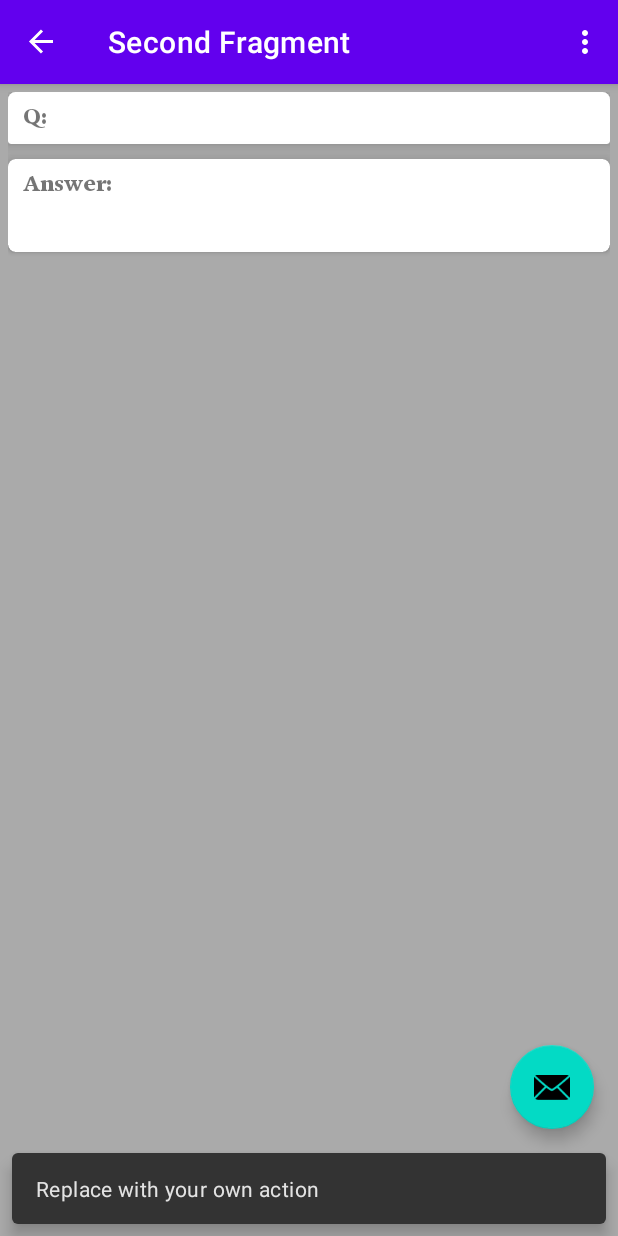
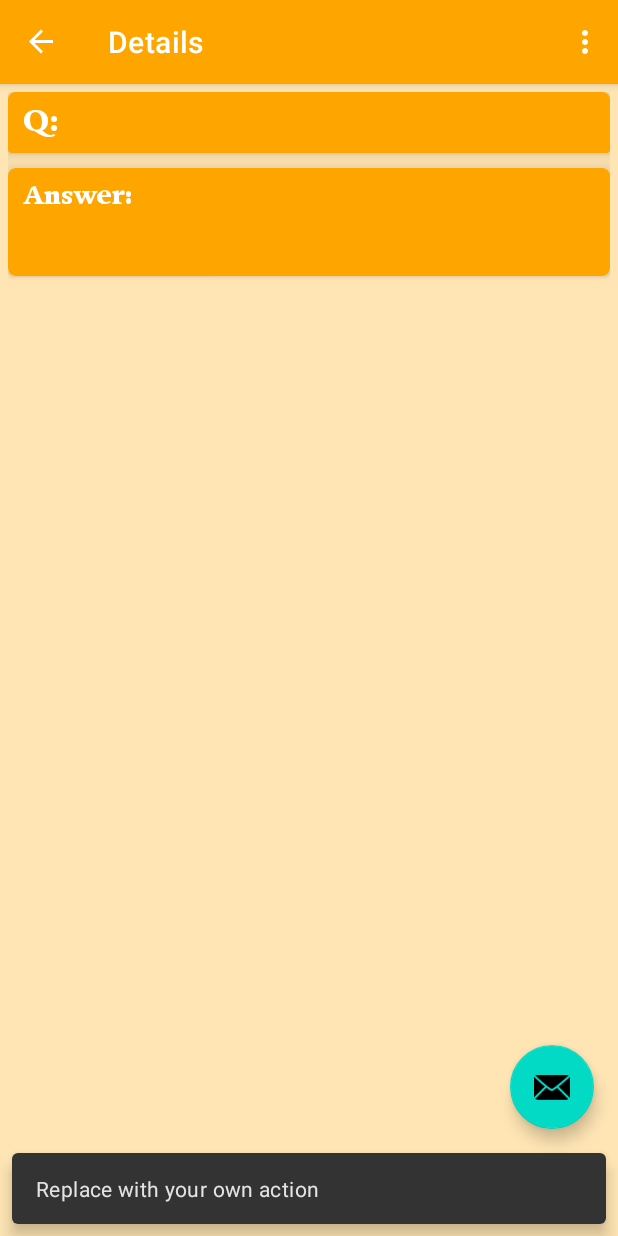
Before and after one commit to brahmy/InterviewExchange, an Android app: the SecondFragment screen opened through its navigation route, after a tap on an icon or button, on a phone screen of 412 x 824 dp. Run offline under Robolectric (Android 15) with nearby library versions, the light colour scheme and no system bars; our stand-ins replace AdMob, Firebase (no records; nobody signed in at launch, a user with empty details on screens opened directly), navigation-ui.

Commit message:
Interview Exchange changes

```diff
--- a/app/src/main/AndroidManifest.xml
+++ b/app/src/main/AndroidManifest.xml
@@ -13,7 +13,7 @@
         <activity
             android:name=".SplashScreenActivity"
             android:label="@string/app_name"
-            android:theme="@style/Theme.Design.NoActionBar">
+            android:theme="@style/Theme.InterviewExchange">
             <intent-filter>
                 <action android:name="android.intent.action.MAIN" />
 
--- a/app/src/main/java/com/asab/interviewexchange/ChooseLanguageFragment.kt
+++ b/app/src/main/java/com/asab/interviewexchange/ChooseLanguageFragment.kt
@@ -38,7 +38,6 @@ class ChooseLanguageFragment : Fragment() {
 
     override fun onViewCreated(view: View, savedInstanceState: Bundle?) {
         super.onViewCreated(view, savedInstanceState)
-        System.out.println("helloString:start")
         getLanguages()
         onClickViews()
     }
--- a/app/src/main/res/drawable/border_layout.xml
+++ b/app/src/main/res/drawable/border_layout.xml
@@ -2,7 +2,7 @@
 <selector xmlns:android="http://schemas.android.com/apk/res/android">
     <item>
         <shape>
-            <solid android:color="@android:color/transparent">
+            <solid android:color="@color/orange">
             </solid>
             <corners android:radius="3dp" />
             <padding android:bottom="1dp" android:left="1dp" android:right="1dp" android:top="1dp" />
--- a/app/src/main/res/layout/adapter_choose_language.xml
+++ b/app/src/main/res/layout/adapter_choose_language.xml
@@ -3,13 +3,14 @@
     xmlns:android="http://schemas.android.com/apk/res/android"
     xmlns:app="http://schemas.android.com/apk/res-auto"
     android:layout_width="wrap_content"
-    android:padding="5dp"
+    android:padding="10dp"
     android:layout_height="wrap_content">
 
     <RelativeLayout
         android:layout_width="wrap_content"
         android:layout_height="wrap_content"
         android:layout_margin="10dp"
+        android:padding="5dp"
         android:background="@drawable/border_layout"
         android:orientation="horizontal"
         app:layout_constraintEnd_toEndOf="parent"
@@ -24,7 +25,8 @@
             android:layout_alignLeft="@+id/imageView_language"
             android:layout_marginLeft="10dp"
             android:textSize="18sp"
-            android:textColor="@color/black"/>
+            android:fontFamily="@font/poyntertext_bold"
+            android:textColor="@color/white"/>
 
 
         <ImageView
--- a/app/src/main/res/layout/fragment_choose_languge.xml
+++ b/app/src/main/res/layout/fragment_choose_languge.xml
@@ -6,7 +6,7 @@
     android:layout_height="match_parent"
     xmlns:app="http://schemas.android.com/apk/res-auto"
     tools:context=".ChooseLanguageFragment"
-    android:background="@android:color/white">
+    android:background="@color/peach">
     <GridView
         android:id="@+id/gridView_choose_language"
         android:layout_width="match_parent"
--- a/app/src/main/res/layout/fragment_first.xml
+++ b/app/src/main/res/layout/fragment_first.xml
@@ -6,7 +6,7 @@
     android:layout_height="match_parent"
     xmlns:ads="http://schemas.android.com/apk/res-auto"
     tools:context=".FirstFragment"
-    android:background="@android:color/darker_gray">
+    android:background="@color/peach">
     <RelativeLayout
         android:layout_width="match_parent"
         android:layout_height="match_parent">
--- a/app/src/main/res/layout/fragment_second.xml
+++ b/app/src/main/res/layout/fragment_second.xml
@@ -7,7 +7,7 @@
     android:layout_height="match_parent"
     android:padding="5dp"
     tools:context=".SecondFragment"
-    android:background="@android:color/darker_gray">
+    android:background="@color/peach">
     <androidx.cardview.widget.CardView
         android:layout_width="match_parent"
         android:layout_height="wrap_content"
@@ -18,11 +18,12 @@
         <LinearLayout
             android:layout_width="match_parent"
             android:layout_height="wrap_content"
-            android:background="@android:color/darker_gray"
+            android:background="@color/peach"
             android:orientation="vertical">
     <androidx.cardview.widget.CardView
         android:layout_width="match_parent"
         android:layout_height="wrap_content"
+        app:cardBackgroundColor="@color/orange"
         app:cardElevation="5dp">
         <RelativeLayout
             android:layout_width="match_parent"
@@ -32,6 +33,8 @@
                 android:id="@+id/textview_question_sn0"
                 android:layout_width="wrap_content"
                 android:layout_height="wrap_content"
+                android:textSize="20sp"
+                android:textColor="@color/white"
                 android:fontFamily="@font/poyntertext_bold"
                 android:text="Q:" />
             <TextView
@@ -39,7 +42,8 @@
                 android:layout_width="wrap_content"
                 android:layout_marginStart="5dp"
                 android:maxLines="2"
-                android:textColor="@color/black"
+                android:textSize="20sp"
+                android:textColor="@color/white"
                 android:layout_toEndOf="@+id/textview_question_sn0"
                 android:fontFamily="@font/poyntertext_bold"
                 android:layout_height="wrap_content"
@@ -53,7 +57,12 @@
             android:layout_height="wrap_content"
             app:cardElevation="10dp"
             android:layout_marginTop="10dp"
+            app:cardBackgroundColor="@color/orange"
             app:cardCornerRadius="5dp">
+            <ScrollView
+                android:layout_width="match_parent"
+                android:layout_height="wrap_content">
+
             <LinearLayout
                 android:layout_width="match_parent"
                 android:layout_height="wrap_content"
@@ -63,18 +72,26 @@
                     android:id="@+id/textview_answer_title"
                     android:layout_width="wrap_content"
                     android:layout_height="wrap_content"
+                    android:textSize="17sp"
+                    android:textColor="@color/white"
+                    android:justificationMode="inter_word"
+                    android:lineSpacingExtra="5.0dp"
                     android:fontFamily="@font/poyntertext_bold"
                     android:text="Answer:" />
                 <TextView
                     android:id="@+id/textview_answer"
-                    android:layout_width="wrap_content"
+                    android:layout_width="match_parent"
                     android:layout_marginTop="10dp"
-                    android:textColor="@color/black"
-                    android:fontFamily="@font/poyntertext_romanfour"
+                    android:textSize="17sp"
+                    android:textColor="@color/white"
+                    android:justificationMode="inter_word"
+                    android:lineSpacingExtra="5.0dp"
+                    android:fontFamily="@font/merriweather_regular"
                     android:layout_height="wrap_content"
-                    android:text="Question" />
+                    android:text="Answer here dgfdkmgodijg  lkngdfngl dn lngdln " />
 
             </LinearLayout>
+            </ScrollView>
         </androidx.cardview.widget.CardView>
 
         </LinearLayout>
--- a/app/src/main/res/values/colors.xml
+++ b/app/src/main/res/values/colors.xml
@@ -7,4 +7,9 @@
     <color name="teal_700">#FF018786</color>
     <color name="black">#FF000000</color>
     <color name="white">#FFFFFFFF</color>
+    <color name="peach">#FFE5B4</color>
+    <color name="orange">#FFA500</color>
+    <color name="yellow">#FFFF00</color>
+    <color name="LemonChiffon">#FAFAD2</color>
+    <color name="LightGoldenRodYellow">#FFFACD</color>
 </resources>
--- a/app/src/main/res/values/strings.xml
+++ b/app/src/main/res/values/strings.xml
@@ -2,9 +2,9 @@
     <string name="app_name">InterviewExchange</string>
     <string name="action_settings">Settings</string>
     <!-- Strings used for fragments for navigation -->
-    <string name="first_fragment_label">First Fragment</string>
-    <string name="second_fragment_label">Second Fragment</string>
-    <string name="choose_language_fragment_label">Choose Language Fragment</string>
+    <string name="first_fragment_label">Home</string>
+    <string name="second_fragment_label">Details</string>
+    <string name="choose_language_fragment_label">Choose Language</string>
     <string name="next">Next</string>
     <string name="previous">Previous</string>
 
--- a/app/src/main/res/values/themes.xml
+++ b/app/src/main/res/values/themes.xml
@@ -2,8 +2,11 @@
     <!-- Base application theme. -->
     <style name="Theme.InterviewExchange" parent="Theme.MaterialComponents.DayNight.DarkActionBar">
         <!-- Primary brand color. -->
-        <item name="colorPrimary">@color/purple_500</item>
+        <!--<item name="colorPrimary">@color/purple_500</item>
         <item name="colorPrimaryVariant">@color/purple_700</item>
+        <item name="colorOnPrimary">@color/white</item>  -->
+        <item name="colorPrimary">@color/orange</item>
+        <item name="colorPrimaryVariant">@color/peach</item>
         <item name="colorOnPrimary">@color/white</item>
         <!-- Secondary brand color. -->
         <item name="colorSecondary">@color/teal_200</item>
```
Also changed, not shown: app/src/main/res/layout/adapter_questions_list.xml (+14 -5 lines), app/src/main/res/font/merriweather_bold.ttf (added), app/src/main/res/font/merriweather_italic.ttf (added), app/src/main/res/font/merriweather_regular.ttf (added), 2 other files.
